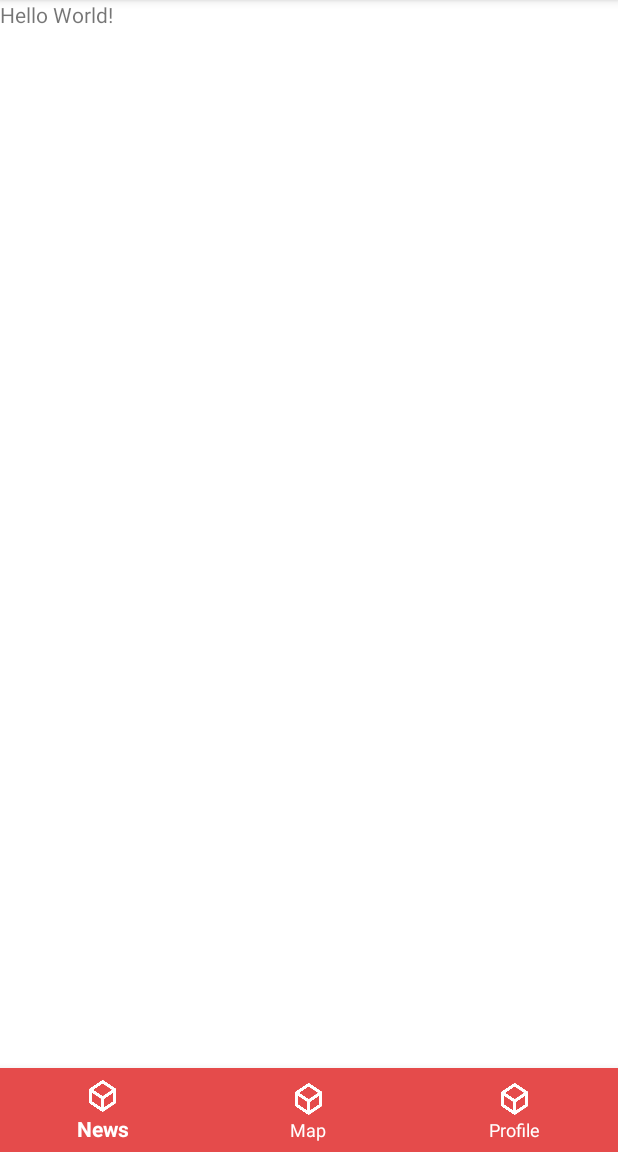
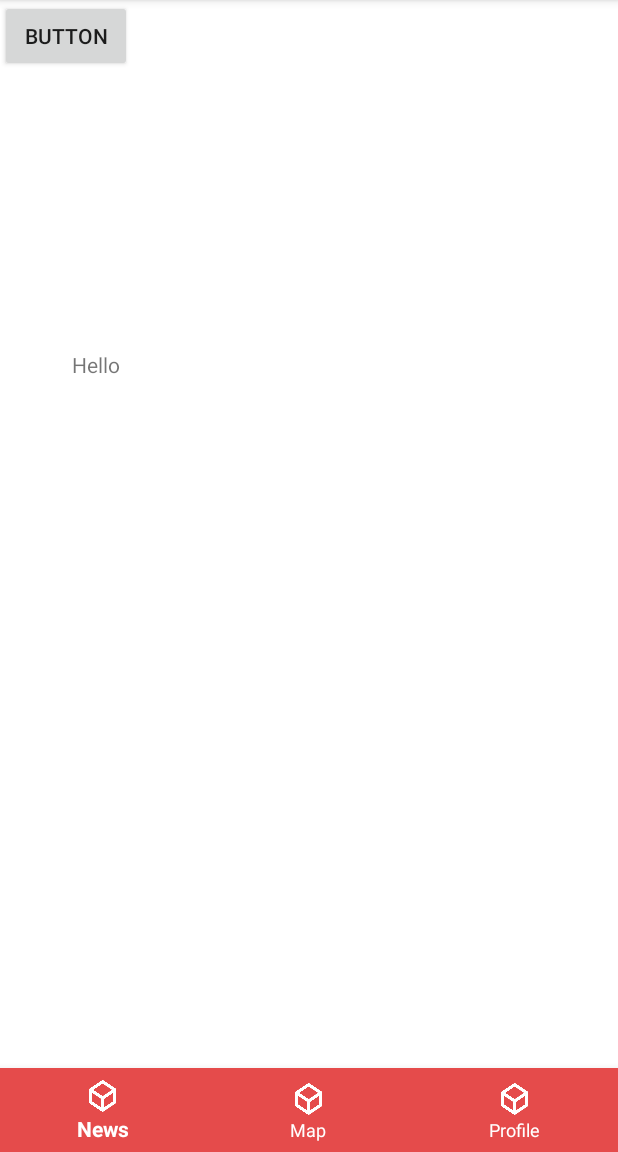
Before and after one commit to TeamProjectDev/HACC, an Android app: the screen it shows after launch (Navigation), in the options menu, after a tap on "Settings", on a phone screen of 412 x 824 dp, the part 84-1236 px from its top. Run offline under Robolectric (Android 15) with nearby library versions, the phone set to English and light mode, and no system bars; libraries missing offline, so code that uses them is left out: com.wonderkiln.camerakit; 3 statements that could not run were skipped.

```diff
--- a/ProjectGreen/app/build.gradle
+++ b/ProjectGreen/app/build.gradle
@@ -20,7 +20,7 @@ android {
 
 dependencies {
     implementation fileTree(dir: 'libs', include: ['*.jar'])
-    implementation 'com.android.support:design:27.0.2'
+    implementation 'com.android.support:design:26.1.0'
     implementation 'com.android.support:appcompat-v7:26.1.0'
     implementation 'com.android.support:support-v4:26.1.0'
     implementation 'com.android.support:design:26.1.0'
--- a/ProjectGreen/app/src/main/res/layout/content_navigation.xml
+++ b/ProjectGreen/app/src/main/res/layout/content_navigation.xml
@@ -7,18 +7,6 @@
     app:layout_behavior="@string/appbar_scrolling_view_behavior"
     tools:context="projectdev.projectgreen.Navigation"
     tools:showIn="@layout/app_bar_navigation">
-
-    <TextView
-        android:id="@+id/test"
-        android:layout_width="wrap_content"
-        android:layout_height="wrap_content"
-        android:text="Hello World!" />
-
-    <FrameLayout
-        android:id="@+id/container"
-        android:layout_width="match_parent"
-        android:layout_height="match_parent"
-        app:layout_behavior="@string/appbar_scrolling_view_behavior" />
 
     <android.support.design.widget.BottomNavigationView
 
@@ -34,5 +22,13 @@
         app:layout_constraintRight_toRightOf="parent"
         app:menu="@menu/bottomnav" />
 
+    <FrameLayout
+        android:id="@+id/container"
+        android:layout_width="match_parent"
+        android:layout_height="match_parent"
+   >
+
+    </FrameLayout>
+
 
 </android.support.constraint.ConstraintLayout>
--- /dev/null
+++ b/ProjectGreen/app/src/main/res/layout/frag1.xml
@@ -0,0 +1,29 @@
+<?xml version="1.0" encoding="utf-8"?>
+<android.support.constraint.ConstraintLayout xmlns:android="http://schemas.android.com/apk/res/android"
+    android:layout_width="match_parent"
+    android:layout_height="match_parent"
+    xmlns:tools="http://schemas.android.com/tools"
+    xmlns:app="http://schemas.android.com/apk/res-auto">
+
+    <TextView
+        android:id="@+id/Hello"
+        android:layout_width="wrap_content"
+        android:layout_height="wrap_content"
+        android:layout_marginBottom="387dp"
+        android:layout_marginEnd="318dp"
+        android:layout_marginStart="34dp"
+        android:layout_marginTop="105dp"
+        android:text="Hello"
+        app:layout_constraintBottom_toBottomOf="parent"
+        app:layout_constraintEnd_toEndOf="parent"
+        app:layout_constraintStart_toStartOf="parent"
+        app:layout_constraintTop_toTopOf="parent" />
+
+    <Button
+        android:id="@+id/button"
+        android:layout_width="wrap_content"
+        android:layout_height="wrap_content"
+        android:text="Button"
+        tools:layout_editor_absoluteX="25dp"
+        tools:layout_editor_absoluteY="339dp" />
+</android.support.constraint.ConstraintLayout>
```
Also changed, not shown: ProjectGreen/app/src/main/java/projectdev/projectgreen/Navigation.java (+23 -8 lines), ProjectGreen/app/src/main/java/projectdev/projectgreen/Tab2Fragment.java (added, +23 -0 lines), ProjectGreen/app/src/main/java/projectdev/projectgreen/Tab3Fragment.java (added, +23 -0 lines), ProjectGreen/app/src/main/java/projectdev/projectgreen/TabFragment.java (added, +23 -0 lines), ProjectGreen/app/src/main/res/layout/frag2.xml (added, +34 -0 lines), ProjectGreen/app/src/main/res/layout/frag3.xml (added, +34 -0 lines).
